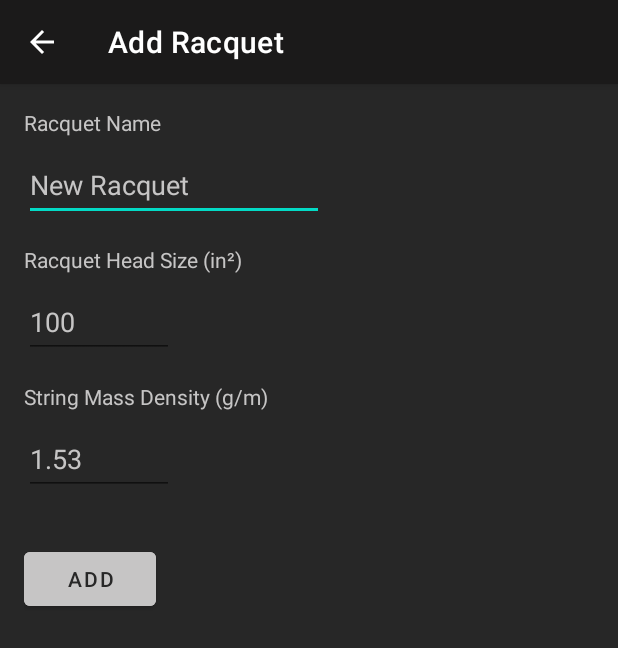
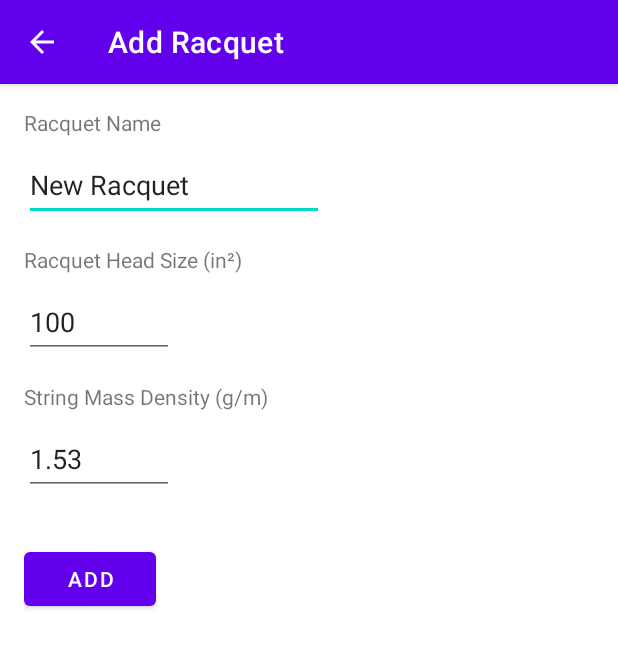
Before and after one commit to low-earth-orbit/tennis-tune, an Android app: the AddEditRacquetActivity screen opened directly, with no data from a screen before it, on a phone screen of 412 x 824 dp. Shown: the top 648 px of the screen. Run offline under Robolectric (Android 15) with nearby library versions, the phone set to English and light mode, and no system bars.

Commit message:
Revert "Updated color design of app"
This reverts commit f056c19b2962b0e01fa54f363791cf2facbf2c63.

```diff
--- a/App/app/src/main/java/ca/unb/mobiledev/tennis_tune/VisualizerView.kt
+++ b/App/app/src/main/java/ca/unb/mobiledev/tennis_tune/VisualizerView.kt
@@ -42,8 +42,7 @@ class VisualizerView(context: Context, attrs: AttributeSet? = null) : View(conte
     var displayFrequencyListener: OnDisplayFrequencyChangeListener? = null
 
     init {
-        //#FF6200EE
-        paint.color = Color.argb(255, 0, 255, 0)
+        paint.color = Color.argb(200, 181, 111, 233)
         paint.style = Paint.Style.FILL
         paint.isAntiAlias = true
     }
--- a/App/app/src/main/res/drawable/baseline_restart_alt_24.xml
+++ b/App/app/src/main/res/drawable/baseline_restart_alt_24.xml
@@ -1,7 +1,7 @@
 <vector xmlns:android="http://schemas.android.com/apk/res/android"
     android:width="24dp"
     android:height="24dp"
-    android:tint="@color/grey_light"
+    android:tint="#8C9EFF"
     android:viewportWidth="24"
     android:viewportHeight="24">
     <path
--- a/App/app/src/main/res/drawable/baseline_settings_24.xml
+++ b/App/app/src/main/res/drawable/baseline_settings_24.xml
@@ -1,7 +1,7 @@
 <vector xmlns:tools="http://schemas.android.com/tools"
-    android:height="24dp" android:tint="@color/grey_light"
+    android:height="24dp" android:tint="#BBBBBB"
     android:viewportHeight="24" android:viewportWidth="24"
     android:width="24dp" xmlns:android="http://schemas.android.com/apk/res/android">
-    <path android:fillColor="@color/grey_light" android:pathData="M19.14,12.94c0.04,-0.3 0.06,-0.61 0.06,-0.94c0,-0.32 -0.02,-0.64 -0.07,-0.94l2.03,-1.58c0.18,-0.14 0.23,-0.41 0.12,-0.61l-1.92,-3.32c-0.12,-0.22 -0.37,-0.29 -0.59,-0.22l-2.39,0.96c-0.5,-0.38 -1.03,-0.7 -1.62,-0.94L14.4,2.81c-0.04,-0.24 -0.24,-0.41 -0.48,-0.41h-3.84c-0.24,0 -0.43,0.17 -0.47,0.41L9.25,5.35C8.66,5.59 8.12,5.92 7.63,6.29L5.24,5.33c-0.22,-0.08 -0.47,0 -0.59,0.22L2.74,8.87C2.62,9.08 2.66,9.34 2.86,9.48l2.03,1.58C4.84,11.36 4.8,11.69 4.8,12s0.02,0.64 0.07,0.94l-2.03,1.58c-0.18,0.14 -0.23,0.41 -0.12,0.61l1.92,3.32c0.12,0.22 0.37,0.29 0.59,0.22l2.39,-0.96c0.5,0.38 1.03,0.7 1.62,0.94l0.36,2.54c0.05,0.24 0.24,0.41 0.48,0.41h3.84c0.24,0 0.44,-0.17 0.47,-0.41l0.36,-2.54c0.59,-0.24 1.13,-0.56 1.62,-0.94l2.39,0.96c0.22,0.08 0.47,0 0.59,-0.22l1.92,-3.32c0.12,-0.22 0.07,-0.47 -0.12,-0.61L19.14,12.94zM12,15.6c-1.98,0 -3.6,-1.62 -3.6,-3.6s1.62,-3.6 3.6,-3.6s3.6,1.62 3.6,3.6S13.98,15.6 12,15.6z"
+    <path android:fillColor="@android:color/white" android:pathData="M19.14,12.94c0.04,-0.3 0.06,-0.61 0.06,-0.94c0,-0.32 -0.02,-0.64 -0.07,-0.94l2.03,-1.58c0.18,-0.14 0.23,-0.41 0.12,-0.61l-1.92,-3.32c-0.12,-0.22 -0.37,-0.29 -0.59,-0.22l-2.39,0.96c-0.5,-0.38 -1.03,-0.7 -1.62,-0.94L14.4,2.81c-0.04,-0.24 -0.24,-0.41 -0.48,-0.41h-3.84c-0.24,0 -0.43,0.17 -0.47,0.41L9.25,5.35C8.66,5.59 8.12,5.92 7.63,6.29L5.24,5.33c-0.22,-0.08 -0.47,0 -0.59,0.22L2.74,8.87C2.62,9.08 2.66,9.34 2.86,9.48l2.03,1.58C4.84,11.36 4.8,11.69 4.8,12s0.02,0.64 0.07,0.94l-2.03,1.58c-0.18,0.14 -0.23,0.41 -0.12,0.61l1.92,3.32c0.12,0.22 0.37,0.29 0.59,0.22l2.39,-0.96c0.5,0.38 1.03,0.7 1.62,0.94l0.36,2.54c0.05,0.24 0.24,0.41 0.48,0.41h3.84c0.24,0 0.44,-0.17 0.47,-0.41l0.36,-2.54c0.59,-0.24 1.13,-0.56 1.62,-0.94l2.39,0.96c0.22,0.08 0.47,0 0.59,-0.22l1.92,-3.32c0.12,-0.22 0.07,-0.47 -0.12,-0.61L19.14,12.94zM12,15.6c-1.98,0 -3.6,-1.62 -3.6,-3.6s1.62,-3.6 3.6,-3.6s3.6,1.62 3.6,3.6S13.98,15.6 12,15.6z"
         tools:ignore="VectorPath" />
 </vector>
--- a/App/app/src/main/res/layout/add_edit_racquet.xml
+++ b/App/app/src/main/res/layout/add_edit_racquet.xml
@@ -3,21 +3,19 @@
     xmlns:tools="http://schemas.android.com/tools"
     android:layout_width="match_parent"
     android:layout_height="match_parent"
-    android:background="@color/black"
     tools:context=".AddEditRacquetActivity">
 
     <com.google.android.material.appbar.AppBarLayout
         android:id="@+id/appBarLayout"
         android:layout_width="match_parent"
         android:layout_height="wrap_content"
-        android:background="@color/black_light"
         android:theme="@style/Theme.Tennis_tune.AppBarOverlay">
 
         <androidx.appcompat.widget.Toolbar
             android:id="@+id/top_bar_settings"
             android:layout_width="match_parent"
             android:layout_height="?attr/actionBarSize"
-            android:background="@color/black_light"
+            android:background="?attr/colorPrimary"
             app:popupTheme="@style/Theme.Tennis_tune.PopupOverlay"
             app:title="@string/add_edit_racquet" />
 
@@ -43,8 +41,7 @@
                 android:layout_height="wrap_content"
                 android:layout_marginBottom="8dp"
                 android:labelFor="@+id/edit_racquet_racquet_name"
-                android:text="@string/racquet_name"
-                android:textColor="@color/grey_light" />
+                android:text="@string/racquet_name" />
 
             <EditText
                 android:id="@+id/edit_racquet_racquet_name"
@@ -54,8 +51,7 @@
                 android:autofillHints="racquetName"
                 android:inputType="text"
                 android:maxWidth="400dp"
-                android:text="@string/new_racquet"
-                android:textColor="@color/grey_light" />
+                android:text="@string/new_racquet" />
 
             <!-- Racquet Head Size Input -->
             <TextView
@@ -63,8 +59,7 @@
                 android:layout_height="wrap_content"
                 android:layout_marginBottom="8dp"
                 android:labelFor="@+id/edit_racquet_racquet_head_size"
-                android:text="@string/racquet_head_size_sq_in_label"
-                android:textColor="@color/grey_light" />
+                android:text="@string/racquet_head_size_sq_in_label" />
 
             <EditText
                 android:id="@+id/edit_racquet_racquet_head_size"
@@ -74,8 +69,7 @@
                 android:autofillHints="headSize"
                 android:inputType="number|numberDecimal"
                 android:maxWidth="200dp"
-                android:text="@string/racquet_head_size_100"
-                android:textColor="@color/grey_light" />
+                android:text="@string/racquet_head_size_100" />
 
             <!-- String Mass Density Input -->
             <TextView
@@ -83,8 +77,7 @@
                 android:layout_height="wrap_content"
                 android:layout_marginBottom="8dp"
                 android:labelFor="@+id/edit_racquet_string_mass_density"
-                android:text="@string/string_mass_density_g_m_label"
-                android:textColor="@color/grey_light" />
+                android:text="@string/string_mass_density_g_m_label" />
 
             <EditText
                 android:id="@+id/edit_racquet_string_mass_density"
@@ -94,8 +87,7 @@
                 android:autofillHints="stringMassDensity"
                 android:inputType="number|numberDecimal"
                 android:maxWidth="200dp"
-                android:text="@string/string_mass_density"
-                android:textColor="@color/grey_light" />
+                android:text="@string/string_mass_density" />
 
             <Button
                 android:id="@+id/edit_racquet_button_save"
@@ -103,8 +95,6 @@
                 android:layout_height="wrap_content"
                 android:layout_marginTop="16dp"
                 android:text="@string/button_save"
-                android:textColor="@color/black"
-                android:backgroundTint="@color/grey_light"
                 app:layout_anchor="@id/appBarLayout"
                 app:layout_anchorGravity="bottom|start" />
         </LinearLayout>
--- a/App/app/src/main/res/layout/racquet_list_item.xml
+++ b/App/app/src/main/res/layout/racquet_list_item.xml
@@ -40,7 +40,7 @@
         android:id="@+id/racquetListItem"
         android:layout_width="match_parent"
         android:layout_height="64dp"
-        android:background="@color/grey_light">
+        android:background="@android:color/white">
 
         <androidx.constraintlayout.widget.ConstraintLayout
             android:layout_width="match_parent"
@@ -63,8 +63,8 @@
                 android:layout_width="match_parent"
                 android:layout_height="match_parent"
                 android:layout_marginStart="48dp"
+                android:layout_marginEnd="16dp"
                 android:gravity="center|start"
-                android:textColor="@color/black"
                 app:autoSizeMaxTextSize="48sp"
                 app:autoSizeMinTextSize="8sp"
                 app:autoSizeStepGranularity="2sp"
--- a/App/app/src/main/res/values/colors.xml
+++ b/App/app/src/main/res/values/colors.xml
@@ -5,9 +5,6 @@
     <color name="purple_700">#FF3700B3</color>
     <color name="teal_200">#FF03DAC5</color>
     <color name="teal_700">#FF018786</color>
-    <color name="black">#272727</color>
-    <color name="black_light">#1B1A1A</color>
-    <color name="grey_light">#FFC6C5C5</color>
-    <color name="green">#00ff00</color>
+    <color name="black">#FF000000</color>
     <color name="white">#FFFFFFFF</color>
 </resources>
--- a/App/app/src/main/res/values/themes.xml
+++ b/App/app/src/main/res/values/themes.xml
@@ -2,8 +2,8 @@
     <!-- Base application theme. -->
     <style name="Theme.Tennis_tune" parent="Theme.MaterialComponents.DayNight.DarkActionBar">
         <!-- Primary brand color. -->
-        <item name="colorPrimary">@color/black_light</item>
-        <item name="colorPrimaryVariant">@color/black_light</item>
+        <item name="colorPrimary">@color/purple_500</item>
+        <item name="colorPrimaryVariant">@color/purple_700</item>
         <item name="colorOnPrimary">@color/white</item>
         <!-- Secondary brand color. -->
         <item name="colorSecondary">@color/teal_200</item>
```
Also changed, not shown: App/app/src/main/res/drawable/tennis_racquet_icon.xml (+1 -1 lines), App/app/src/main/res/layout/home_page.xml (+2 -5 lines), App/app/src/main/res/layout/racquet_list.xml (+3 -7 lines), App/app/src/main/res/layout/settings_page.xml (+4 -13 lines).
